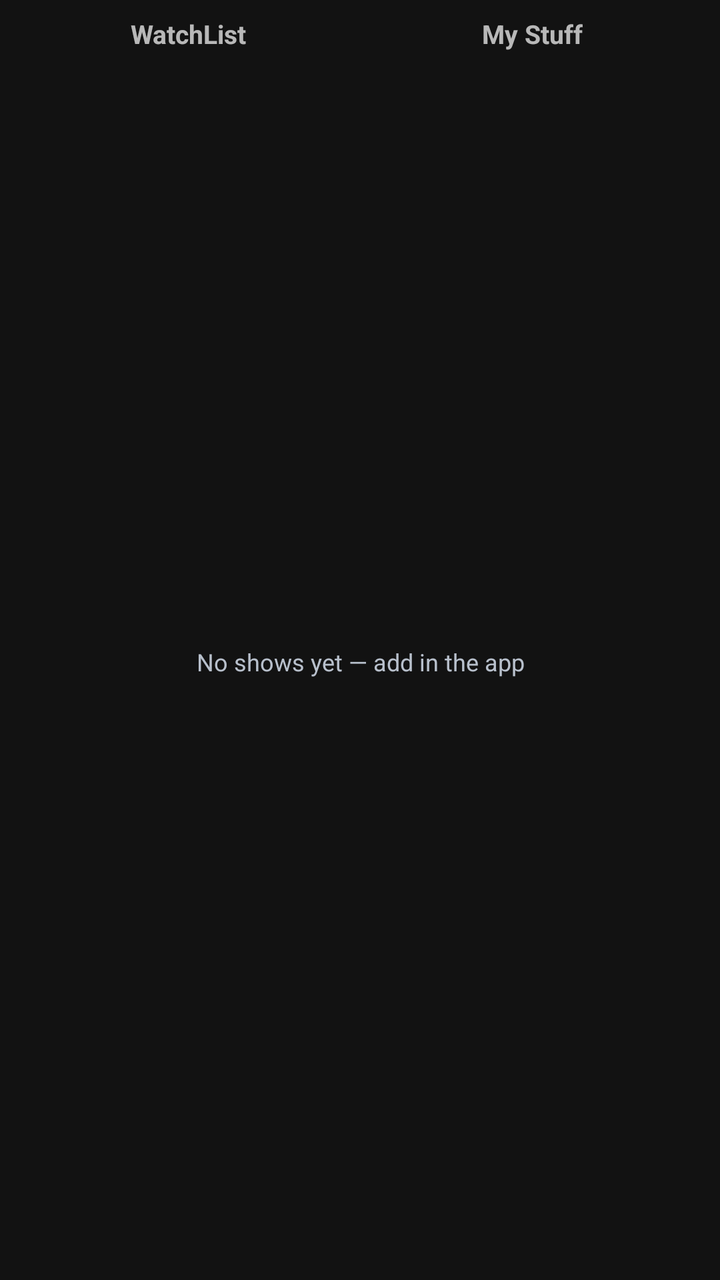
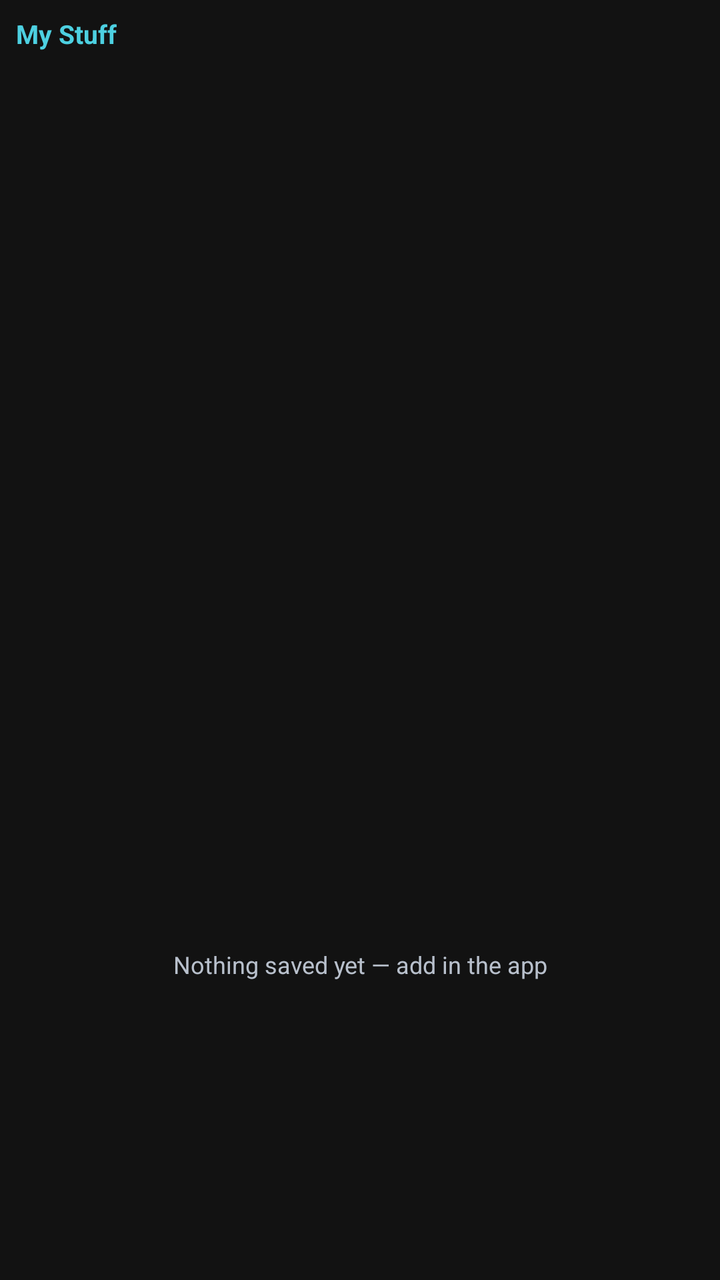

Compare the two renders of this Android layout. The source of the first and the diff that turns it into the second are given below.
<!-- AndroidManifest.xml: application theme AppTheme -->
<!-- res/layout/widget_layout.xml -->
<?xml version="1.0" encoding="utf-8"?>
<FrameLayout xmlns:android="http://schemas.android.com/apk/res/android"
    android:id="@+id/widget_root"
    android:layout_width="match_parent"
    android:layout_height="match_parent"
    android:background="@android:color/transparent"
    android:padding="8dp">

    <ImageView
        android:id="@+id/iv_widget_bg"
        android:layout_width="match_parent"
        android:layout_height="match_parent"
        android:scaleType="fitXY"
        android:src="@null" />

    <LinearLayout
        android:layout_width="match_parent"
        android:layout_height="match_parent"
        android:orientation="vertical">

        <LinearLayout
            android:id="@+id/widget_header"
            android:layout_width="match_parent"
            android:layout_height="wrap_content"
            android:orientation="horizontal"
            android:paddingBottom="4dp">

            <TextView
                android:id="@+id/tv_tab_watchlist"
                android:layout_width="0dp"
                android:layout_height="wrap_content"
                android:layout_weight="1"
                android:gravity="center"
                android:text="WatchList"
                android:textSize="13sp"
                android:textStyle="bold"
                android:clickable="true" />

            <TextView
                android:id="@+id/tv_tab_mystuff"
                android:layout_width="0dp"
                android:layout_height="wrap_content"
                android:layout_weight="1"
                android:gravity="center"
                android:text="My Stuff"
                android:textSize="13sp"
                android:textStyle="bold"
                android:clickable="true" />
        </LinearLayout>

        <ViewFlipper
            android:id="@+id/view_flipper"
            android:layout_width="match_parent"
            android:layout_height="0dp"
            android:layout_weight="1">

            <FrameLayout
                android:id="@+id/widget_page_1"
                android:layout_width="match_parent"
                android:layout_height="match_parent">

                <ListView
                    android:id="@+id/list_watchlist"
                    android:layout_width="match_parent"
                    android:layout_height="match_parent"
                    android:layout_marginTop="4dp"
                    android:divider="@android:color/transparent"
                    android:dividerHeight="6dp"
                    android:scrollbars="none" />

                <TextView
                    android:id="@+id/tv_empty_p1"
                    android:layout_width="match_parent"
                    android:layout_height="match_parent"
                    android:gravity="center"
                    android:text="No shows yet — add in the app"
                    android:textColor="#B8C0CC"
                    android:textSize="12sp" />
            </FrameLayout>

            <FrameLayout
                android:id="@+id/widget_page_2"
                android:layout_width="match_parent"
                android:layout_height="match_parent">

                <ListView
                    android:id="@+id/list_mystuff"
                    android:layout_width="match_parent"
                    android:layout_height="match_parent"
                    android:layout_marginTop="4dp"
                    android:divider="@android:color/transparent"
                    android:dividerHeight="6dp"
                    android:scrollbars="none" />

                <TextView
                    android:id="@+id/tv_empty_p2"
                    android:layout_width="match_parent"
                    android:layout_height="match_parent"
                    android:gravity="center"
                    android:text="Nothing saved yet — add in the app"
                    android:textColor="#B8C0CC"
                    android:textSize="12sp" />
            </FrameLayout>
        </ViewFlipper>
    </LinearLayout>
</FrameLayout>
<!-- resources referenced by this layout -->
<resources>
  <style name="AppTheme" parent="Theme.MaterialComponents.NoActionBar">
          <item name="colorPrimary">@color/colorPrimary</item>
          <item name="colorPrimaryDark">@color/colorPrimaryDark</item>
          <item name="colorAccent">@color/colorAccent</item>
          <item name="android:windowBackground">@color/bg_dark</item>
          <item name="android:colorBackground">@color/bg_dark</item>
      </style>
  <color name="colorPrimary">#6200EE</color>
  <color name="colorPrimaryDark">#3700B3</color>
  <color name="colorAccent">#03DAC5</color>
  <color name="bg_dark">#121212</color>
</resources>

<!-- the commit's change to res/layout/widget_layout.xml (unified diff, before → after) -->
@@ -18,89 +18,34 @@
         android:layout_height="match_parent"
         android:orientation="vertical">
 
-        <LinearLayout
-            android:id="@+id/widget_header"
+        <TextView
+            android:id="@+id/tv_widget_header"
             android:layout_width="match_parent"
             android:layout_height="wrap_content"
-            android:orientation="horizontal"
-            android:paddingBottom="4dp">
+            android:text="My Stuff"
+            android:textColor="#4DD0E1"
+            android:textSize="13sp"
+            android:textStyle="bold"
+            android:paddingBottom="4dp" />
 
-            <TextView
-                android:id="@+id/tv_tab_watchlist"
-                android:layout_width="0dp"
-                android:layout_height="wrap_content"
-                android:layout_weight="1"
-                android:gravity="center"
-                android:text="WatchList"
-                android:textSize="13sp"
-                android:textStyle="bold"
-                android:clickable="true" />
-
-            <TextView
-                android:id="@+id/tv_tab_mystuff"
-                android:layout_width="0dp"
-                android:layout_height="wrap_content"
-                android:layout_weight="1"
-                android:gravity="center"
-                android:text="My Stuff"
-                android:textSize="13sp"
-                android:textStyle="bold"
-                android:clickable="true" />
-        </LinearLayout>
-
-        <ViewFlipper
-            android:id="@+id/view_flipper"
+        <ListView
+            android:id="@+id/list_mystuff"
             android:layout_width="match_parent"
             android:layout_height="0dp"
-            android:layout_weight="1">
+            android:layout_weight="1"
+            android:layout_marginTop="4dp"
+            android:divider="@android:color/transparent"
+            android:dividerHeight="6dp"
+            android:scrollbars="none" />
 
-            <FrameLayout
-                android:id="@+id/widget_page_1"
-                android:layout_width="match_parent"
-                android:layout_height="match_parent">
-
-                <ListView
-                    android:id="@+id/list_watchlist"
-                    android:layout_width="match_parent"
-                    android:layout_height="match_parent"
-                    android:layout_marginTop="4dp"
-                    android:divider="@android:color/transparent"
-                    android:dividerHeight="6dp"
-                    android:scrollbars="none" />
-
-                <TextView
-                    android:id="@+id/tv_empty_p1"
-                    android:layout_width="match_parent"
-                    android:layout_height="match_parent"
-                    android:gravity="center"
-                    android:text="No shows yet — add in the app"
-                    android:textColor="#B8C0CC"
-                    android:textSize="12sp" />
-            </FrameLayout>
-
-            <FrameLayout
-                android:id="@+id/widget_page_2"
-                android:layout_width="match_parent"
-                android:layout_height="match_parent">
-
-                <ListView
-                    android:id="@+id/list_mystuff"
-                    android:layout_width="match_parent"
-                    android:layout_height="match_parent"
-                    android:layout_marginTop="4dp"
-                    android:divider="@android:color/transparent"
-                    android:dividerHeight="6dp"
-                    android:scrollbars="none" />
-
-                <TextView
-                    android:id="@+id/tv_empty_p2"
-                    android:layout_width="match_parent"
-                    android:layout_height="match_parent"
-                    android:gravity="center"
-                    android:text="Nothing saved yet — add in the app"
-                    android:textColor="#B8C0CC"
-                    android:textSize="12sp" />
-            </FrameLayout>
-        </ViewFlipper>
+        <TextView
+            android:id="@+id/tv_empty_p2"
+            android:layout_width="match_parent"
+            android:layout_height="0dp"
+            android:layout_weight="1"
+            android:gravity="center"
+            android:text="Nothing saved yet — add in the app"
+            android:textColor="#B8C0CC"
+            android:textSize="12sp" />
     </LinearLayout>
 </FrameLayout>
